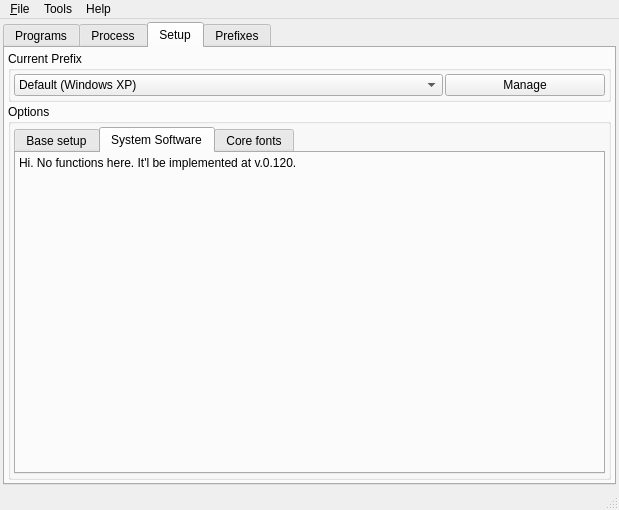
brezerk/q4wine, file src/MainWindow.ui: the form before one commit.
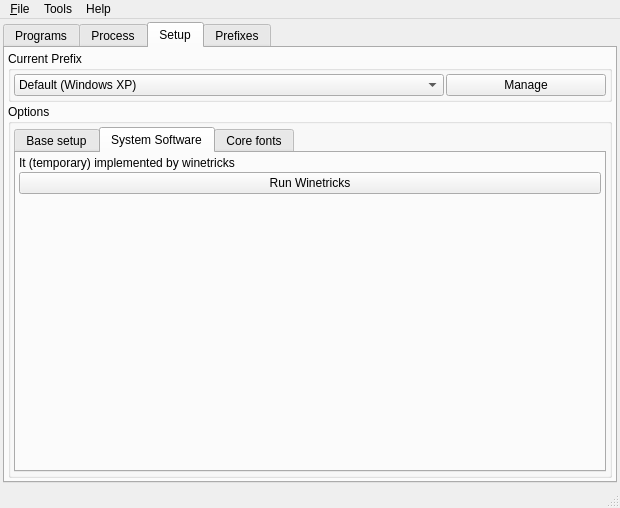
The form after the commit. The open tabs and pages were chosen to show the change.

```diff
--- a/src/MainWindow.ui
+++ b/src/MainWindow.ui
@@ -6,8 +6,8 @@
    <rect>
     <x>0</x>
     <y>0</y>
-    <width>619</width>
-    <height>510</height>
+    <width>620</width>
+    <height>508</height>
    </rect>
   </property>
   <property name="windowTitle" >
@@ -224,8 +224,8 @@
           <property name="title" >
            <string>Current Prefix</string>
           </property>
-          <layout class="QGridLayout" >
-           <item row="0" column="0" >
+          <layout class="QHBoxLayout" name="horizontalLayout" >
+           <item>
             <widget class="QComboBox" name="cbPrefixes" >
              <item>
               <property name="text" >
@@ -234,7 +234,7 @@
              </item>
             </widget>
            </item>
-           <item row="0" column="1" >
+           <item>
             <widget class="QPushButton" name="cmdManagePrefixes" >
              <property name="maximumSize" >
               <size>
@@ -255,7 +255,7 @@
           <property name="title" >
            <string>Options</string>
           </property>
-          <layout class="QGridLayout" >
+          <layout class="QGridLayout" name="gridLayout" >
            <item row="0" column="0" >
             <widget class="QTabWidget" name="twWineSetup" >
              <property name="currentIndex" >
@@ -319,11 +319,18 @@
               <attribute name="title" >
                <string>System Software</string>
               </attribute>
-              <layout class="QVBoxLayout" >
+              <layout class="QVBoxLayout" name="_3" >
                <item>
                 <widget class="QLabel" name="label_2" >
                  <property name="text" >
-                  <string>Hi. No functions here. It'l be implemented at v.0.120.</string>
+                  <string>It (temporary) implemented by winetricks</string>
+                 </property>
+                </widget>
+               </item>
+               <item>
+                <widget class="QPushButton" name="cmdWinetricks" >
+                 <property name="text" >
+                  <string>Run Winetricks</string>
                  </property>
                 </widget>
                </item>
@@ -439,8 +446,8 @@
     <rect>
      <x>0</x>
      <y>0</y>
-     <width>619</width>
-     <height>26</height>
+     <width>620</width>
+     <height>25</height>
     </rect>
    </property>
    <widget class="QMenu" name="menu_File" >
```
Left out of the diff: 28 changed lines with no effect on the pictures.
